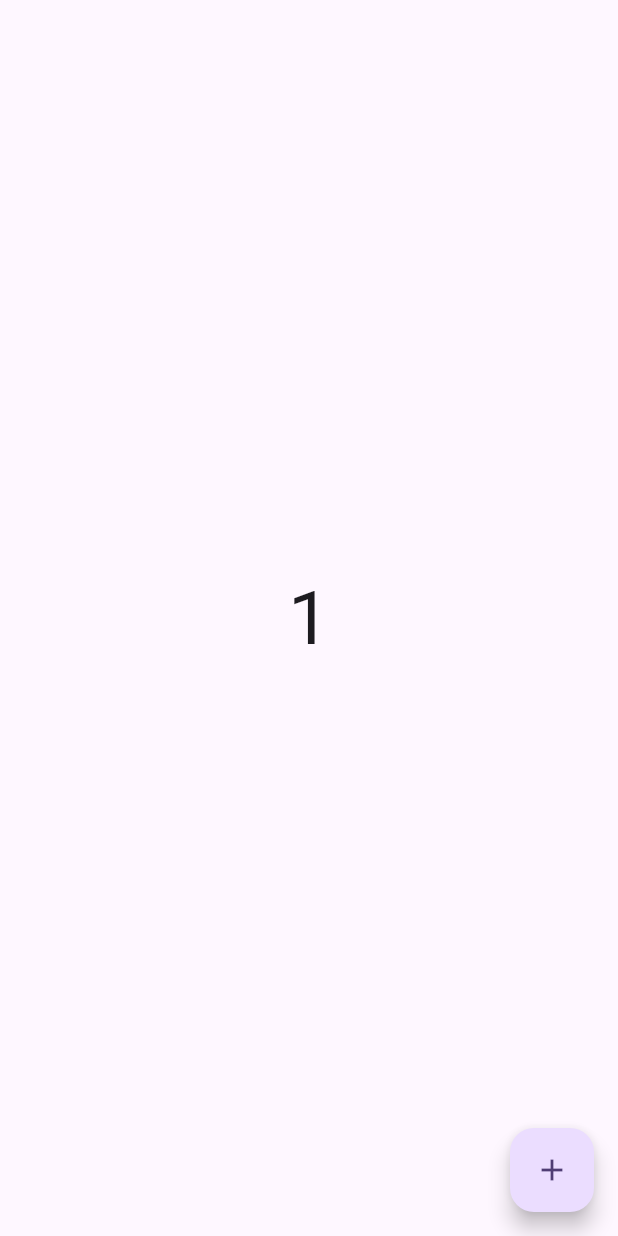
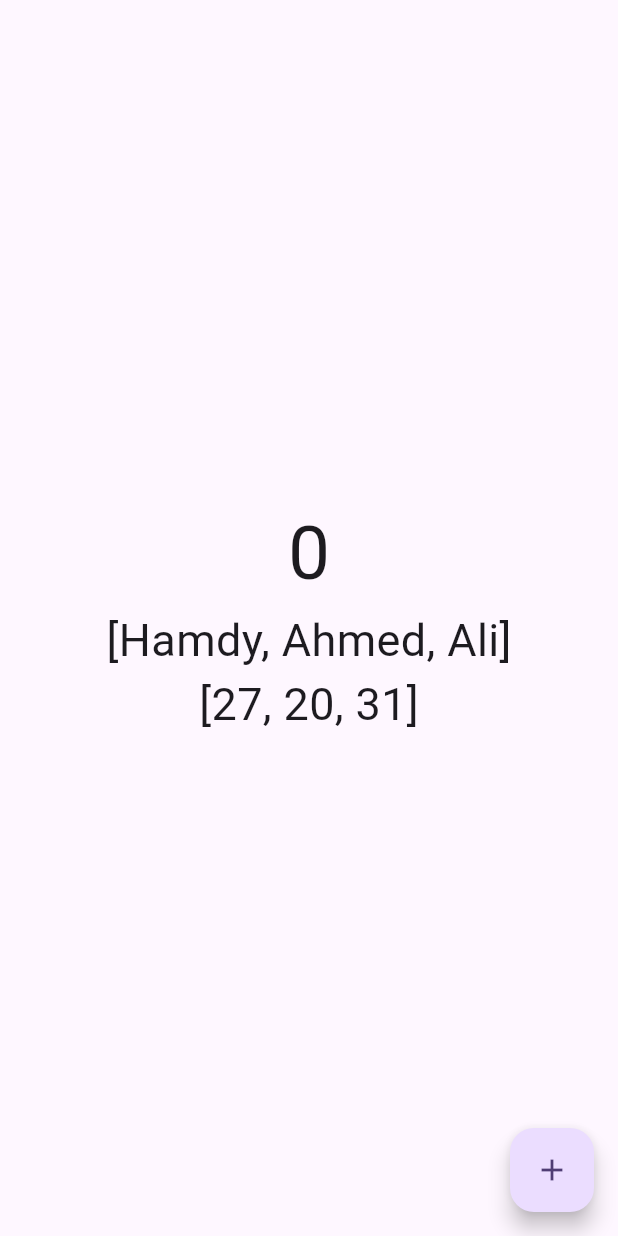
Before and after one commit to Hamdym12/dependency_injection_examples, a Flutter app: the screen it shows after launch, after a tap on the "add" icon, on a phone screen of 412 x 824 dp. Run offline on Flutter 3.47's test engine with Material 3 defaults, Android fonts, the phone set to English and light mode, and no system bars; our stand-ins replace get_it, injectable, internet_connection_checker; statements that could not run were skipped.

Commit message:
test injectable with connection_checker package

```diff
--- a/lib/di/di.dart
+++ b/lib/di/di.dart
@@ -1,8 +1,8 @@
-import 'package:dependency_injection/with_di/di_with_service_locater.dart';
+import 'package:dependency_injection/di/di.config.dart';
 import 'package:get_it/get_it.dart';
+import 'package:injectable/injectable.dart';
 
-GetIt sl = GetIt.instance;
+final getIt = GetIt.instance;
 
-void setupServiceLocate(){
-  sl.registerLazySingleton(()=>CounterClass());
-}
+@InjectableInit()
+void configureDependencies(String environment) => getIt.init(environment: environment);
--- /dev/null
+++ b/lib/di_with_injectable/di_with_injectable.dart
@@ -0,0 +1,7 @@
+import 'package:injectable/injectable.dart';
+
+@Singleton()
+class GetData {
+  List<String> getNames()=>['Hamdy','Ahmed','Ali'];
+  List<int> getAges()=>[27,20,31];
+}
--- a/lib/main.dart
+++ b/lib/main.dart
@@ -1,10 +1,16 @@
+import 'dart:async';
+
 import 'package:dependency_injection/di/di.dart';
+import 'package:dependency_injection/di_with_injectable/di_with_injectable.dart';
 import 'package:dependency_injection/with_di/di_with_service_locater.dart';
 import 'package:flutter/material.dart';
+import 'package:internet_connection_checker/internet_connection_checker.dart';
+
+import 'connection_checker/connection_checker_cubit.dart';
 
 void main() {
   WidgetsFlutterBinding.ensureInitialized();
-  setupServiceLocate();
+  configureDependencies('debug');
   runApp(const MyApp());
 }
 
@@ -16,7 +22,10 @@ class MyApp extends StatefulWidget {
 }
 
 class _MyAppState extends State<MyApp> {
-  final counter = sl.get<CounterClass>();
+  final counter = getIt.get<CounterClass>();
+  final getData = getIt.get<GetData>();
+  final internetChecker =getIt.get<InternetChecker>();
+  final internetStreamChecker =getIt.get<InternetCheckerStream>();
   @override
   Widget build(BuildContext context) {
     return MaterialApp(
@@ -26,10 +35,20 @@ class _MyAppState extends State<MyApp> {
       ),
       home: Scaffold(
         body: Center(
-          child: Text("${counter.count}",style: TextStyle(fontSize: 50)),
+          child: Column(
+            crossAxisAlignment: CrossAxisAlignment.center,
+            mainAxisAlignment: MainAxisAlignment.center,
+            children: [
+              Text("${counter.count}",style: TextStyle(fontSize: 50)),
+              Text("${getData.getNames()}",style: TextStyle(fontSize: 30)),
+              Text("${getData.getAges()}",style: TextStyle(fontSize: 30)),
+            ],
+          ),
         ),
         floatingActionButton: FloatingActionButton(
-            onPressed: (){
+            onPressed: ()async{
+              //await internetChecker.checkInternet();
+             await internetStreamChecker.checkInternetStream();
               setState(() {
                 counter.incrementCounter();
               });
--- a/lib/with_di/di_with_service_locater.dart
+++ b/lib/with_di/di_with_service_locater.dart
@@ -1,3 +1,6 @@
+import 'package:injectable/injectable.dart';
+
+@LazySingleton()
 class CounterClass{
   int _count = 0;
   int get count => _count;
--- a/pubspec.yaml
+++ b/pubspec.yaml
@@ -36,6 +36,7 @@ dependencies:
   cupertino_icons: ^1.0.8
   get_it: ^8.0.3
   injectable: ^2.0.0
+  internet_connection_checker: ^3.0.1
 
 
 dev_dependencies:
```
Also changed, not shown: lib/connection_checker/connection_checker_service.dart (added, +49 -0 lines), lib/di/di.config.dart (added), pubspec.lock, 15 other files.
